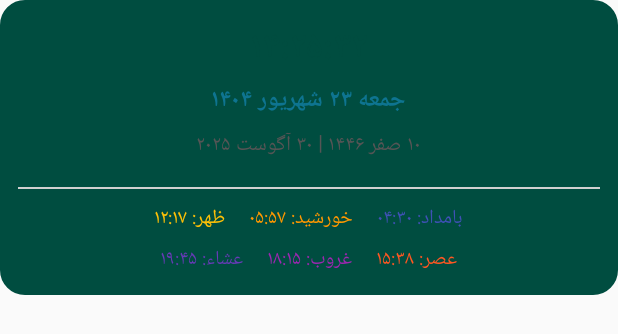
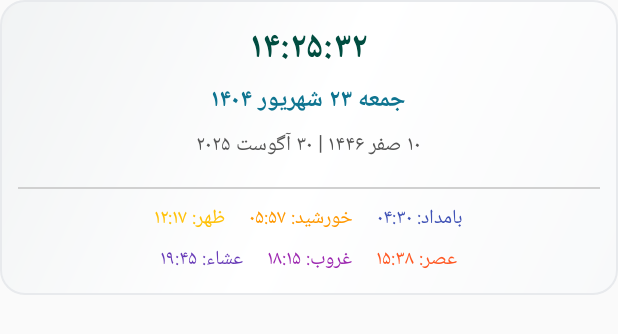
Before and after one commit to oqba26/PrayerTimes, an Android app built with Jetpack Compose: the layout modern_widget_layout.xml on its own in the app's theme, with its tools: preview values and no code run, on a phone screen of 412 x 824 dp. Shown: the top 334 px of the screen. Run offline under Robolectric (Android 15) with nearby library versions, the phone set to English and light mode, and no system bars.

Commit message:
feat(widget): Finalize widget implementation
Implements the complete set of requested widget features: dynamic clock, 15-minute prayer highlighting, correct Shamsi date format, and a new readable theme (light background with dark green/blue text).

Reverts a previous change that made the background dark. This commit should represent the final desired state of the widget.

```diff
--- a/app/src/main/res/drawable/modern_widget_background.xml
+++ b/app/src/main/res/drawable/modern_widget_background.xml
@@ -1,12 +1,17 @@
 <?xml version="1.0" encoding="utf-8"?>
 <shape xmlns:android="http://schemas.android.com/apk/res/android">
-    <!-- رنگ پس‌زمینه سبز تیره -->
-    <solid android:color="#004D40" />
+    <!-- گرادیانت زیبا -->
+    <gradient
+        android:angle="135"
+        android:startColor="#F8F9FA"
+        android:centerColor="#FFFFFF"
+        android:endColor="#F1F3F4"
+        android:type="linear" />
 
-    <!-- حاشیه همرنگ برای جلوگیری از لبه‌های تیز -->
+    <!-- حاشیه نازک -->
     <stroke
         android:width="1dp"
-        android:color="#004D40" />
+        android:color="#E8EAED" />
 
     <!-- گوشه‌های گرد -->
     <corners android:radius="16dp" />
```
Also changed, not shown: app/src/main/java/com/oqba26/prayertimes/widget/ModernWidgetProvider.kt (+10 -5 lines).
